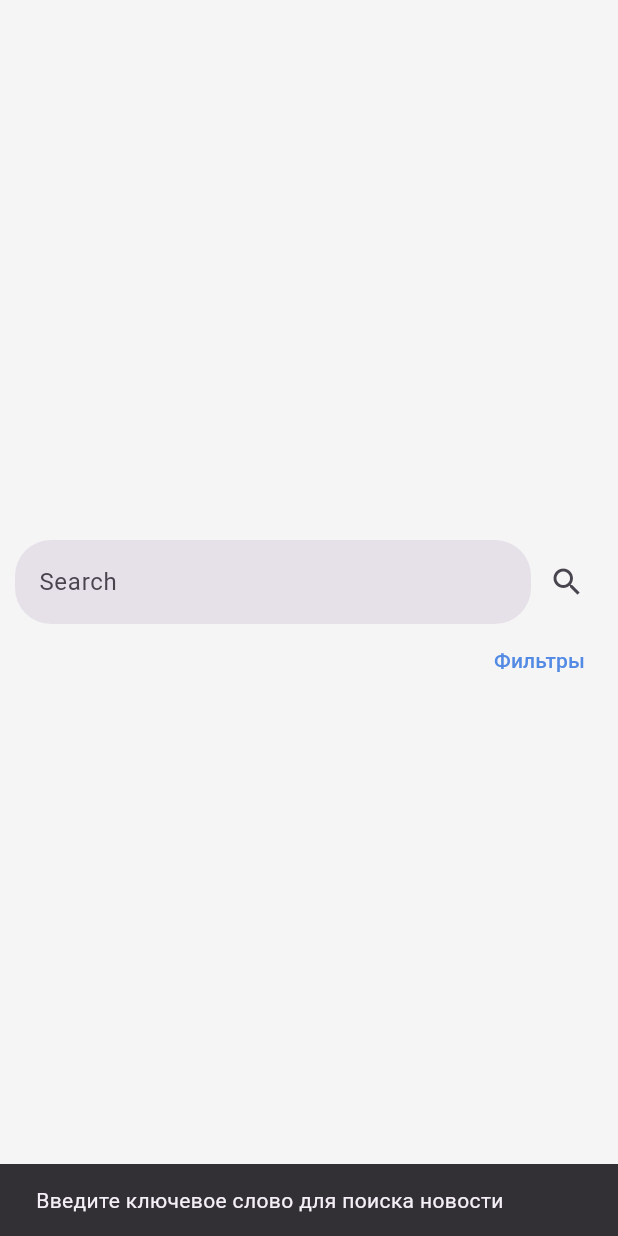
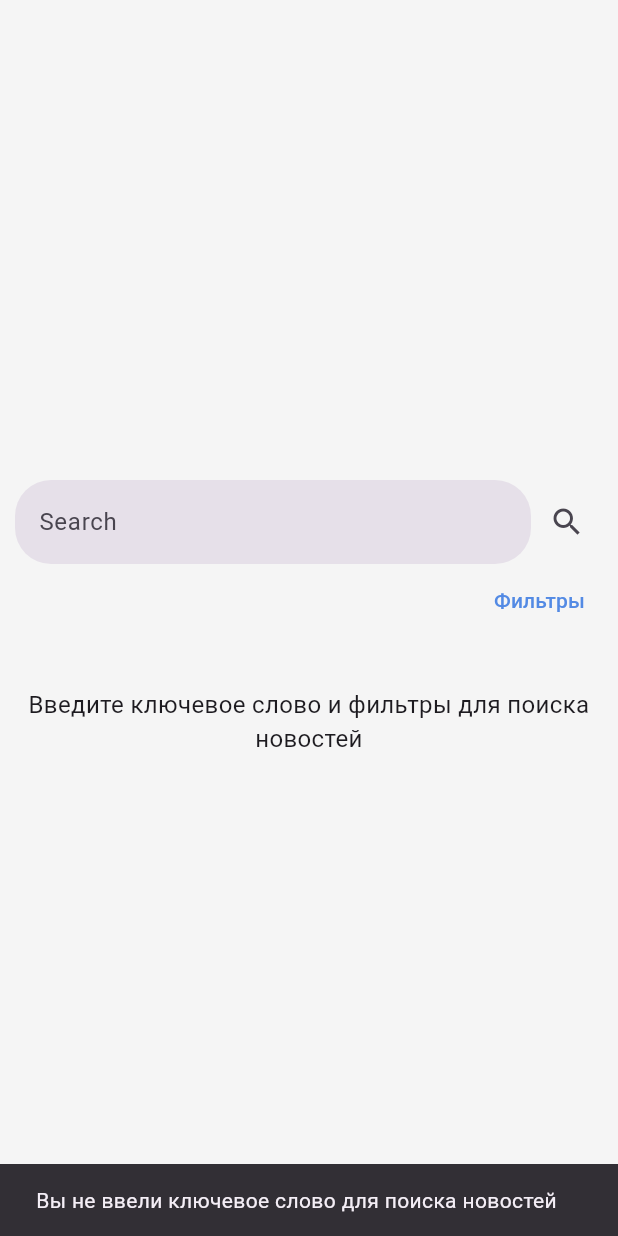
Before and after one commit to RbhbkK22/news_searcher, a Flutter app: the screen it shows after launch, after a tap on the "search" icon, on a phone screen of 412 x 824 dp. Run offline on Flutter 3.47's test engine with Material 3 defaults, Android fonts, the phone set to English and light mode, and no system bars; our stand-ins replace cached_network_image, dio, rxdart.

Commit message:
fix(ui): выводить подсказку ввода фильтра новостей.

```diff
--- a/lib/feutures/news_list/presentations/news_list_screen.dart
+++ b/lib/feutures/news_list/presentations/news_list_screen.dart
@@ -26,7 +26,9 @@ class _NewsListScreenState extends State<NewsListScreen> {
     final query = _searchController.text;
     if (query.isEmpty) {
       ScaffoldMessenger.of(context).showSnackBar(
-        SnackBar(content: Text('Введите ключевое слово для поиска новости')),
+        SnackBar(
+          content: Text('Вы не ввели ключевое слово для поиска новостей'),
+        ),
       );
     } else {
       _bloc.search(query);
--- a/lib/feutures/news_list/widgets/news_list_view_widget.dart
+++ b/lib/feutures/news_list/widgets/news_list_view_widget.dart
@@ -36,10 +36,19 @@ class NewsListViewWidget extends StatelessWidget {
       return const CircularProgressIndicator();
     }
     if (isFirstSearch) {
-      return SizedBox.shrink();
+      return Column(
+        children: [
+          SizedBox(height: 34),
+          Text(
+            'Введите ключевое слово и фильтры для поиска новостей',
+            textAlign: TextAlign.center,
+            style: TextStyle(fontSize: 16),
+          ),
+        ],
+      );
     }
     if (newsList.isEmpty) {
-      return const Text('Новостей не найдено');
+      return const Text('Новостей не найдено', maxLines: 2);
     }
 
     final gropedNews = groupNews();
```
